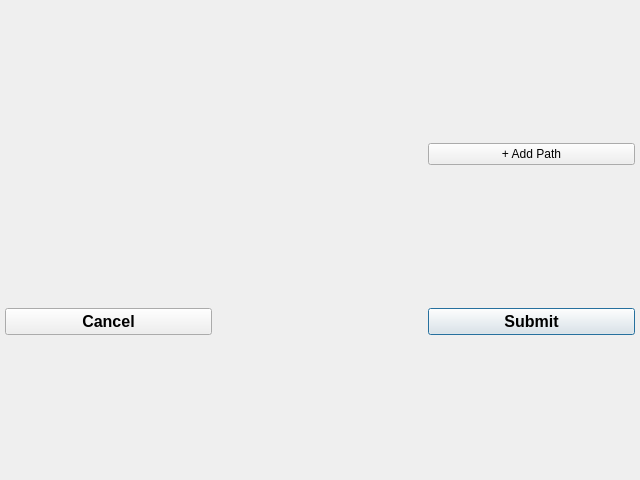
Qt form datapaths.ui (abcucberkeley/PetaKit5D-GUI) before a commit.
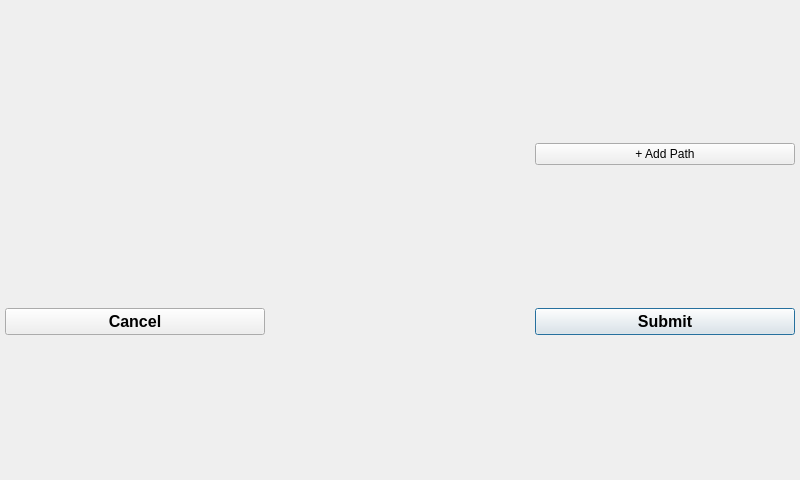
The same form after that commit.

Commit message: Updates to recursive data path form

```diff
--- a/datapaths.ui
+++ b/datapaths.ui
@@ -6,7 +6,7 @@
    <rect>
     <x>0</x>
     <y>0</y>
-    <width>640</width>
+    <width>800</width>
     <height>480</height>
    </rect>
   </property>
```
The commit also changes 7 other files.
